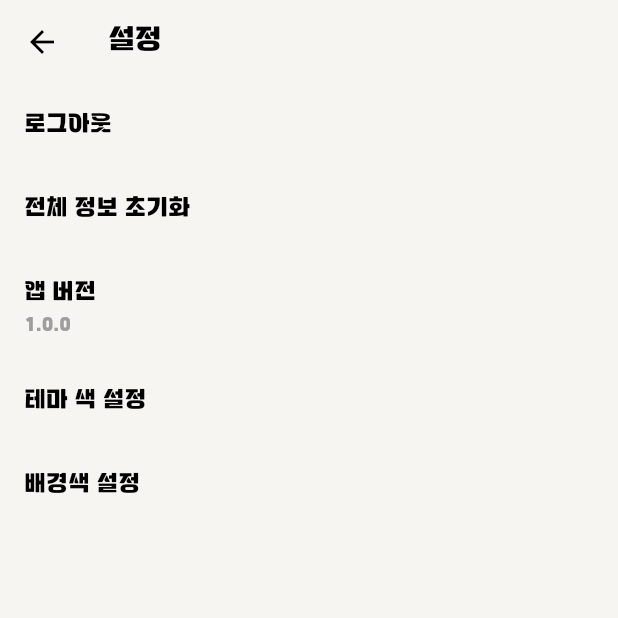
After one commit to Mingjaam/dayo, a Flutter app: the screen it shows after launch, after a tap on "카카오톡으로 로그인", after a tap on the "settings" icon, on a phone screen of 412 x 824 dp, the top half of it. The commit adds this screen. Run offline on Flutter 3.47's test engine with Material 3 defaults, Android fonts, the phone set to English and light mode, and no system bars; our stand-ins replace emoji_picker_flutter, shared_preferences, sign_in_with_apple, table_calendar; missing offline and left inert: forge2d, kakao_flutter_sdk.

Commit message:
로그인 구현 ios

```diff
--- /dev/null
+++ b/lib/loading_screen.dart
@@ -0,0 +1,31 @@
+import 'package:flutter/material.dart';
+import 'styles.dart';
+
+class LoadingScreen extends StatelessWidget {
+  @override
+  Widget build(BuildContext context) {
+    return Scaffold(
+      backgroundColor: AppStyles.primaryColor,
+      body: Center(
+        child: Column(
+          mainAxisAlignment: MainAxisAlignment.center,
+          children: [
+            Text(
+              'DayO',
+              style: TextStyle(
+                fontSize: 48,
+                fontWeight: FontWeight.bold,
+                color: AppStyles.textColor,
+                fontFamily: AppStyles.fontFamily,
+              ),
+            ),
+            SizedBox(height: 24),
+            CircularProgressIndicator(
+              valueColor: AlwaysStoppedAnimation<Color>(AppStyles.accentColor),
+            ),
+          ],
+        ),
+      ),
+    );
+  }
+}
--- /dev/null
+++ b/lib/login_screen.dart
@@ -0,0 +1,150 @@
+import 'package:flutter/material.dart';
+import 'package:kakao_flutter_sdk/kakao_flutter_sdk.dart';
+import 'package:sign_in_with_apple/sign_in_with_apple.dart';
+import 'styles.dart';
+import 'main.dart';
+
+class LoginScreen extends StatefulWidget {
+  @override
+  _LoginScreenState createState() => _LoginScreenState();
+}
+
+class _LoginScreenState extends State<LoginScreen> {
+  @override
+  void initState() {
+    super.initState();
+    // Kakao SDK 초기화
+    KakaoSdk.init(nativeAppKey: '1aaa8e178cff50abce904c8811b4abf7');
+  }
+
+  @override
+  Widget build(BuildContext context) {
+    return Scaffold(
+      backgroundColor: AppStyles.primaryColor,
+      body: SafeArea(
+        child: Padding(
+          padding: const EdgeInsets.all(16.0),
+          child: Column(
+            mainAxisAlignment: MainAxisAlignment.center,
+            crossAxisAlignment: CrossAxisAlignment.stretch,
+            children: [
+              Text(
+                'DayO',
+                style: TextStyle(
+                  fontSize: 48,
+                  fontWeight: FontWeight.bold,
+                  color: AppStyles.textColor,
+                  fontFamily: AppStyles.fontFamily,
+                ),
+                textAlign: TextAlign.center,
+              ),
+              SizedBox(height: 48),
+              ElevatedButton(
+                child: Text('카카오톡으로 로그인'),
+                onPressed: _loginWithKakao,
+                style: ElevatedButton.styleFrom(
+                  backgroundColor: Color(0xFFFEE500),
+                  foregroundColor: Colors.black87,
+                  padding: EdgeInsets.symmetric(vertical: 16),
+                  shape: RoundedRectangleBorder(
+                    borderRadius: BorderRadius.circular(12),
+                  ),
+                ),
+              ),
+              SizedBox(height: 16),
+              SignInWithAppleButton(
+                onPressed: _loginWithApple,
+                style: SignInWithAppleButtonStyle.black,
+              ),
+            ],
+          ),
+        ),
+      ),
+    );
+  }
+
+  void _loginWithKakao() async {
+    try {
+      bool isInstalled = await isKakaoTalkInstalled();
+      OAuthToken token;
+      if (isInstalled) {
+        try {
+          token = await UserApi.instance.loginWithKakaoTalk();
+          print('카카오톡으로 로그인 성공');
+        } catch (error) {
+          print('카카오톡으로 로그인 실패 $error');
+          // 카카오톡에서 로그인 취소한 경우 카카오계정으로 로그인 시도
+          try {
+            token = await UserApi.instance.loginWithKakaoAccount();
+            print('카카오계정으로 로그인 성공');
+          } catch (error) {
+            print('카카오계정으로 로그인 실패 $error');
+            _showErrorDialog('카카오 로그인 실패', '로그인 과정에서 오류가 발생했습니다.');
+            return;
+          }
+        }
+      } else {
+        try {
+          token = await UserApi.instance.loginWithKakaoAccount();
+          print('카카오계정으로 로그인 성공');
+        } catch (error) {
+          print('카카오계정으로 로그인 실패 $error');
+          _showErrorDialog('카카오 로그인 실패', '로그인 과정에서 오류가 발생했습니다.');
+          return;
+        }
+      }
+
+      print('카카오 로그인 성공 ${token.accessToken}');
+
+      // 로그인 성공 후 처리
+      await prefs.setBool('isLoggedIn', true);
+      Navigator.of(context).pushReplacement(
+        MaterialPageRoute(builder: (context) => MainScreen()),
+      );
+    } catch (error) {
+      print('카카오 로그인 실패 $error');
+      _showErrorDialog('카카오 로그인 실패', '로그인 과정에서 오류가 발생했습니다.');
+    }
+  }
+
+  void _loginWithApple() async {
+    try {
+      final credential = await SignInWithApple.getAppleIDCredential(
+        scopes: [
+          AppleIDAuthorizationScopes.email,
+          AppleIDAuthorizationScopes.fullName,
+        ],
+      );
+
+      print('애플 로그인 성공 ${credential.userIdentifier}');
+
+      // 로그인 성공 후 처리
+      await prefs.setBool('isLoggedIn', true);
+      Navigator.of(context).pushReplacement(
+        MaterialPageRoute(builder: (context) => MainScreen()),
+      );
+    } catch (error) {
+      print('애플 로그인 실패 $error');
+    }
+  }
+
+  void _showErrorDialog(String title, String message) {
+    showDialog(
+      context: context,
+      builder: (BuildContext context) {
+        return AlertDialog(
+          title: Text(title),
+          content: Text(message),
+          actions: <Widget>[
+            TextButton(
+              child: Text('확인'),
+              onPressed: () {
+                Navigator.of(context).pop();
+              },
+            ),
+          ],
+        );
+      },
+    );
+  }
+}
--- a/lib/main.dart
+++ b/lib/main.dart
@@ -2,6 +2,8 @@ import 'package:flutter/material.dart';
 import 'package:shared_preferences/shared_preferences.dart';
 import 'memo_screen.dart';
 import 'styles.dart';
+import 'loading_screen.dart';
+import 'login_screen.dart';
 
 late SharedPreferences prefs;
 
@@ -17,56 +19,37 @@ class MyApp extends StatelessWidget {
     return MaterialApp(
       title: 'DayO',
       theme: AppStyles.lightTheme,
-      home: MemoScreen(),
+      home: FutureBuilder(
+        future: _checkLoginStatus(),
+        builder: (context, snapshot) {
+          if (snapshot.connectionState == ConnectionState.waiting) {
+            return LoadingScreen();
+          } else {
+            if (snapshot.data == true) {
+              return MainScreen();
+            } else {
+              return LoginScreen();
+            }
+          }
+        },
+      ),
+    );
+  }
+
+  Future<bool> _checkLoginStatus() async {
+    await Future.delayed(Duration(seconds: 2)); // 로딩 화면을 보여주기 위한 지연
+    bool isLoggedIn = prefs.getBool('isLoggedIn') ?? false;
+    return isLoggedIn;
+  }
+}
+
+class MainScreen extends StatelessWidget {
+  const MainScreen({Key? key}) : super(key: key);
+
+  @override
+  Widget build(BuildContext context) {
+    return const Scaffold(
+      body: MemoScreen(),
     );
   }
 }
-
-class MainScreen extends StatefulWidget {
-  const MainScreen({super.key});
-
-  @override
-  State<MainScreen> createState() => _MainScreenState();
-}
-
-class _MainScreenState extends State<MainScreen> {
-  int _selectedIndex = 0;
-
-  static final List<Widget> _widgetOptions = <Widget>[
-    const MemoScreen(),
-    const Text('설정'),
-  ];
-
-  void _onItemTapped(int index) {
-    setState(() {
-      _selectedIndex = index;
-    });
-  }
-
-  @override
-  Widget build(BuildContext context) {
-    return Scaffold(
-      appBar: AppBar(
-        title: const Text('메모 앱'),
-        backgroundColor: Theme.of(context).colorScheme.inversePrimary,
-      ),
-      body: Center(
-        child: _widgetOptions.elementAt(_selectedIndex),
-      ),
-      bottomNavigationBar: BottomNavigationBar(
-        items: const <BottomNavigationBarItem>[
-          BottomNavigationBarItem(
-            icon: Icon(Icons.chat),
-            label: '메모',
-          ),
-          BottomNavigationBarItem(
-            icon: Icon(Icons.settings),
-            label: '설정',
-          ),
-        ],
-        currentIndex: _selectedIndex,
-        onTap: _onItemTapped,
-      ),
-    );
-  }
-}
--- a/lib/memo_screen.dart
+++ b/lib/memo_screen.dart
@@ -5,6 +5,7 @@ import 'package:intl/intl.dart';
 import 'dart:convert';
 import 'main.dart';
 import 'styles.dart';
+import 'settings_screen.dart'; // 추가
 
 class MemoScreen extends StatefulWidget {
   const MemoScreen({Key? key}) : super(key: key);
@@ -299,6 +300,8 @@ class _MemoScreenState extends State<MemoScreen> {
                     padding: EdgeInsets.only(top: 16),
                     child: Text('DayO', style: AppStyles.headerStyle, textAlign: TextAlign.left),
                   ),
+                  Row(
+                    children: [
                       IconButton(
                         icon: Icon(Icons.calendar_today, color: AppStyles.textColor),
                         onPressed: () {
@@ -311,6 +314,19 @@ class _MemoScreenState extends State<MemoScreen> {
                             ),
                           );
                         },
+                      ),
+                      IconButton(
+                        icon: Icon(Icons.settings, color: AppStyles.textColor),
+                        onPressed: () {
+                          Navigator.push(
+                            context,
+                            MaterialPageRoute(
+                              builder: (context) => SettingsScreen(),
+                            ),
+                          );
+                        },
+                      ),
+                    ],
                   ),
                 ],
               ),
--- /dev/null
+++ b/lib/settings_screen.dart
@@ -0,0 +1,129 @@
+import 'package:flutter/material.dart';
+import 'package:shared_preferences/shared_preferences.dart';
+import 'styles.dart';
+import 'main.dart';
+import 'login_screen.dart';
+
+class SettingsScreen extends StatefulWidget {
+  @override
+  _SettingsScreenState createState() => _SettingsScreenState();
+}
+
+class _SettingsScreenState extends State<SettingsScreen> {
+  String _appVersion = '1.0.0';
+  bool _isLoggedIn = false;
+
+  @override
+  void initState() {
+    super.initState();
+    _checkLoginStatus();
+  }
+
+  void _checkLoginStatus() async {
+    bool isLoggedIn = prefs.getBool('isLoggedIn') ?? false;
+    setState(() {
+      _isLoggedIn = isLoggedIn;
+    });
+  }
+
+  @override
+  Widget build(BuildContext context) {
+    return Scaffold(
+      appBar: AppBar(
+        title: Text('설정', style: AppStyles.headerStyle),
+        backgroundColor: AppStyles.appBarBackgroundColor,
+        elevation: 0,
+        iconTheme: IconThemeData(color: AppStyles.textColor),
+      ),
+      body: ListView(
+        children: [
+          if (!_isLoggedIn)
+            ListTile(
+              title: Text('로그인', style: AppStyles.memoTextStyle),
+              onTap: _navigateToLogin,
+            ),
+          if (_isLoggedIn)
+            ListTile(
+              title: Text('로그아웃', style: AppStyles.memoTextStyle),
+              onTap: _logout,
+            ),
+          ListTile(
+            title: Text('전체 정보 초기화', style: AppStyles.memoTextStyle),
+            onTap: _resetAllData,
+          ),
+          ListTile(
+            title: Text('앱 버전', style: AppStyles.memoTextStyle),
+            subtitle: Text(_appVersion, style: AppStyles.memoTimeStyle),
+          ),
+          ListTile(
+            title: Text('테마 색 설정', style: AppStyles.memoTextStyle),
+            onTap: _showColorPicker,
+          ),
+          ListTile(
+            title: Text('배경색 설정', style: AppStyles.memoTextStyle),
+            onTap: _showBackgroundColorPicker,
+          ),
+        ],
+      ),
+    );
+  }
+
+  void _navigateToLogin() {
+    Navigator.of(context).push(
+      MaterialPageRoute(builder: (context) => LoginScreen()),
+    ).then((_) {
+      _checkLoginStatus();
+    });
+  }
+
+  void _logout() async {
+    await prefs.setBool('isLoggedIn', false);
+    setState(() {
+      _isLoggedIn = false;
+    });
+    Navigator.of(context).pushAndRemoveUntil(
+      MaterialPageRoute(builder: (context) => LoginScreen()),
+      (Route<dynamic> route) => false,
+    );
+  }
+
+  void _resetAllData() async {
+    showDialog(
+      context: context,
+      builder: (BuildContext context) {
+        return AlertDialog(
+          title: Text('전체 정보 초기화'),
+          content: Text('모든 데이터가 삭제됩니다. 계속하시겠습니까?'),
+          actions: <Widget>[
+            TextButton(
+              child: Text('취소'),
+              onPressed: () {
+                Navigator.of(context).pop();
+              },
+            ),
+            TextButton(
+              child: Text('확인'),
+              onPressed: () async {
+                await prefs.clear();
+                Navigator.of(context).pushAndRemoveUntil(
+                  MaterialPageRoute(builder: (context) => LoginScreen()),
+                  (Route<dynamic> route) => false,
+                );
+              },
+            ),
+          ],
+        );
+      },
+    );
+  }
+
+  void _showColorPicker() {
+    // 여기에 테마 색 선택 로직을 구현하세요
+    // 예: 색상 선택 다이얼로그를 표시하고 선택된 색상을 저장
+  }
+
+  void _showBackgroundColorPicker() {
+    // 여기에 배경색 선택 로직을 구현하세요
+    // 예: 색상 선택 다이얼로그를 표시하고 선택된 색상을 저장
+  }
+}
--- a/pubspec.yaml
+++ b/pubspec.yaml
@@ -36,6 +36,8 @@ dependencies:
   emoji_picker_flutter: ^1.5.0  # 최신 버전을 사용하세요
   shared_preferences: ^2.0.0
   forge2d: ^0.11.0
+  kakao_flutter_sdk: ^1.4.1
+  sign_in_with_apple: ^4.3.0
 
 dev_dependencies:
   flutter_test:
```
Also changed, not shown: pubspec.lock, 3 other files. Lines whose indentation alone changed are shown as unchanged.
